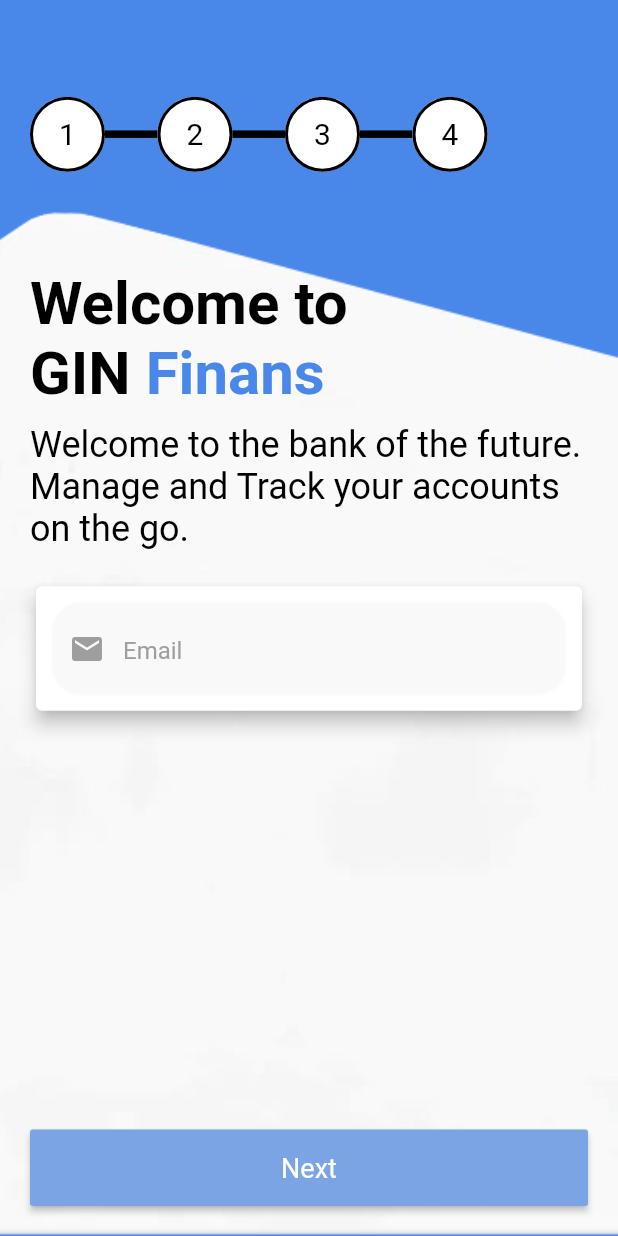
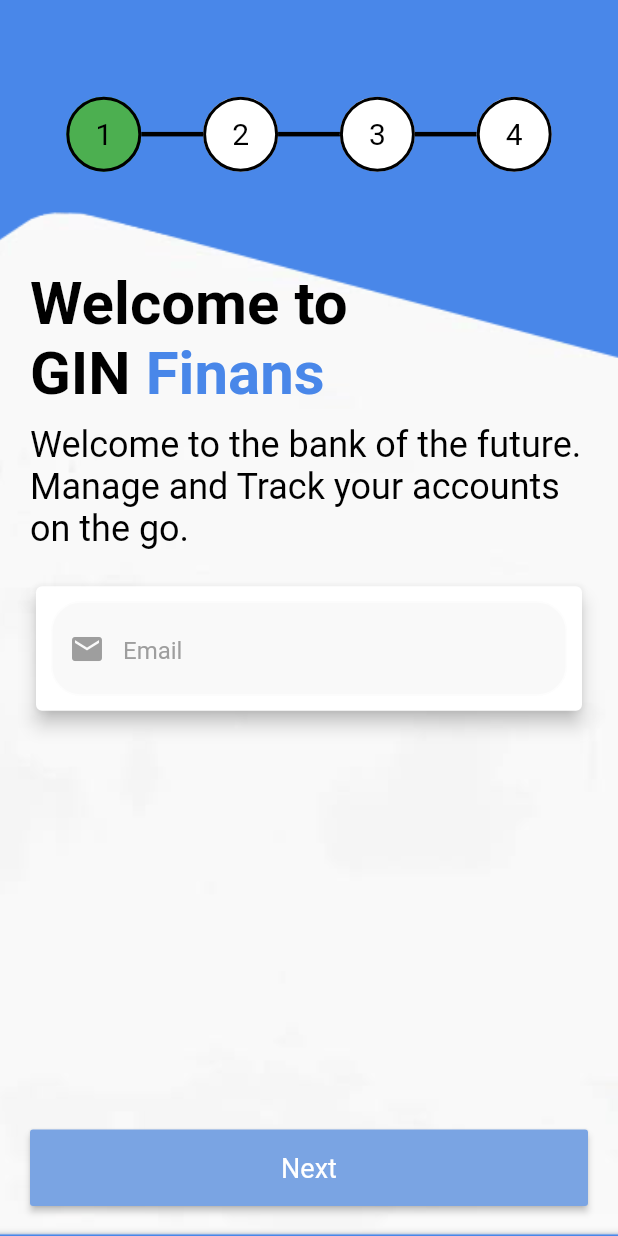
Before and after one commit to kalpeshwadekar97/gin-finance, a Flutter app: the screen it shows after launch, on a phone screen of 412 x 824 dp. Run offline on Flutter 3.47's test engine with Material 2 defaults, Android fonts, the phone set to English and light mode, and no system bars.

Commit message:
state progress bar centrally aligned

```diff
--- a/lib/constants/constants.dart
+++ b/lib/constants/constants.dart
@@ -3,10 +3,10 @@ class Constants {
   static const int totalStateCount = 4;
 
   // page step number for state progress
-  static const int welcomePageState = 0;
-  static const int registrationPageState = 1;
-  static const int personalInformationPageState = 2;
-  static const int scheduleVideoCallPageState = 3;
+  static const int welcomePageState = 1;
+  static const int registrationPageState = 2;
+  static const int personalInformationPageState = 3;
+  static const int scheduleVideoCallPageState = 4;
 
   // password complexity parameters
   static const String UPPERCASE = 'uppercase';
--- a/lib/constants/strings.dart
+++ b/lib/constants/strings.dart
@@ -12,7 +12,7 @@ class Strings {
   static const String PERSONAL_INFORMATION_SUBTITLE = "Please fill in the information below and your goal for digital saving.";
   static const String SCHEDULE_VIDEO_CALL = "Schedule Video Call";
   static const String SCHEDULE_VIDEO_CALL_SUBTITLE = "Choose the date and time that you preferred. we will send a link via email to make a video call on the schedule date and time.";
-  static const String THANK_YOU = "Thank You For Choosing Gin Finans";
+  static const String THANK_YOU = "Thank You for choosing Gin Finans";
 
   //Labels
   static const String LABEL_NEXT = "Next";
--- a/lib/ui/custom_widgets/state_progress_bar.dart
+++ b/lib/ui/custom_widgets/state_progress_bar.dart
@@ -24,7 +24,7 @@ class _StateProgressBarState extends State<StateProgressBar> {
               child: Row(
                 children: <Widget>[
                   _getState(++index),
-                  index < widget._count ? _getLine() : Container()
+                  index < widget._count ? _getLine(context) : Container()
                 ],
               ),
             );
@@ -62,10 +62,10 @@ class _StateProgressBarState extends State<StateProgressBar> {
     ));
   }
 
-  _getLine() {
+  _getLine(BuildContext context) {
     return Container(
-      width: 35.0,
-      height: 5.0,
+      width: MediaQuery.of(context).size.width * 0.10,
+      height: 3.0,
       color: Colors.black,
     );
   }
--- a/lib/ui/screens/welcome_screen.dart
+++ b/lib/ui/screens/welcome_screen.dart
@@ -17,7 +17,9 @@ class _WelcomeScreenState extends State<WelcomeScreen> {
   @override
   Widget build(BuildContext context) {
     return Container(
-      color: Theme.of(context).primaryColor,
+      color: Theme
+          .of(context)
+          .primaryColor,
       child: Stack(
         children: <Widget>[
           Image(
@@ -34,8 +36,12 @@ class _WelcomeScreenState extends State<WelcomeScreen> {
                 crossAxisAlignment: CrossAxisAlignment.start,
                 children: <Widget>[
                   Padding(padding: EdgeInsets.only(bottom: 20.0)),
-                  StateProgressBar(
-                      Constants.totalStateCount, Constants.welcomePageState),
+                  Align(
+                      alignment: Alignment.center,
+                      child: StateProgressBar(
+                          Constants.totalStateCount,
+                          Constants.welcomePageState),
+                  ),
                   Padding(padding: EdgeInsets.only(bottom: 40.0)),
                   _getWelcomeText(),
                   Padding(padding: EdgeInsets.only(bottom: 10.0)),
@@ -67,7 +73,7 @@ class _WelcomeScreenState extends State<WelcomeScreen> {
 
   _validateEmail(email) {
     if (!RegExp(
-            r"^[a-zA-Z0-9.a-zA-Z0-9.!#$%&'*+-/=?^_`{|}~]+@[a-zA-Z0-9]+\.[a-zA-Z]+")
+        r"^[a-zA-Z0-9.a-zA-Z0-9.!#$%&'*+-/=?^_`{|}~]+@[a-zA-Z0-9]+\.[a-zA-Z]+")
         .hasMatch(email)) {
       return "Please provide valid email address";
     }
@@ -78,16 +84,20 @@ class _WelcomeScreenState extends State<WelcomeScreen> {
       text: TextSpan(children: <TextSpan>[
         TextSpan(
             text: Strings.WELCOME_TEXT,
-            style: Theme.of(context)
+            style: Theme
+                .of(context)
                 .textTheme
                 .headline
                 .copyWith(color: Colors.black)),
         TextSpan(
           text: Strings.WELCOME_FINANS_TEXT,
-          style: Theme.of(context)
+          style: Theme
+              .of(context)
               .textTheme
               .headline
-              .copyWith(color: Theme.of(context).primaryColor),
+              .copyWith(color: Theme
+              .of(context)
+              .primaryColor),
         ),
       ]),
     );
@@ -96,7 +106,11 @@ class _WelcomeScreenState extends State<WelcomeScreen> {
   _getWelcomeSubTitle() {
     return Text(Strings.WELCOME_SUBTITLE,
         style:
-            Theme.of(context).textTheme.subhead.copyWith(color: Colors.black));
+        Theme
+            .of(context)
+            .textTheme
+            .subhead
+            .copyWith(color: Colors.black));
   }
 
   _getEmailTextFormField() {
@@ -112,7 +126,7 @@ class _WelcomeScreenState extends State<WelcomeScreen> {
               Strings.HINT_ENTER_EMAIL,
               Icon(Icons.email, color: Colors.grey),
               TextInputType.emailAddress,
-              (email) => _validateEmail(email)),
+                  (email) => _validateEmail(email)),
         ),
       ),
     );
@@ -122,13 +136,19 @@ class _WelcomeScreenState extends State<WelcomeScreen> {
     return Container(
       padding: EdgeInsets.all(20.0),
       child: SizedBox(
-        width: MediaQuery.of(context).size.width,
+        width: MediaQuery
+            .of(context)
+            .size
+            .width,
         child: RaisedButton(
           color: Color(ColorPalette.BUTTON_COLOR),
           padding: EdgeInsets.all(15),
           child: Text(
             Strings.LABEL_NEXT,
-            style: Theme.of(context).textTheme.button,
+            style: Theme
+                .of(context)
+                .textTheme
+                .button,
           ),
           onPressed: () {
             if (_validate()) {
```
Also changed, not shown: lib/ui/screens/personal_information_screen.dart (+5 -2 lines), lib/ui/screens/registration_screen.dart (+5 -2 lines), lib/ui/screens/schedule_video_call_screen.dart (+5 -2 lines).
